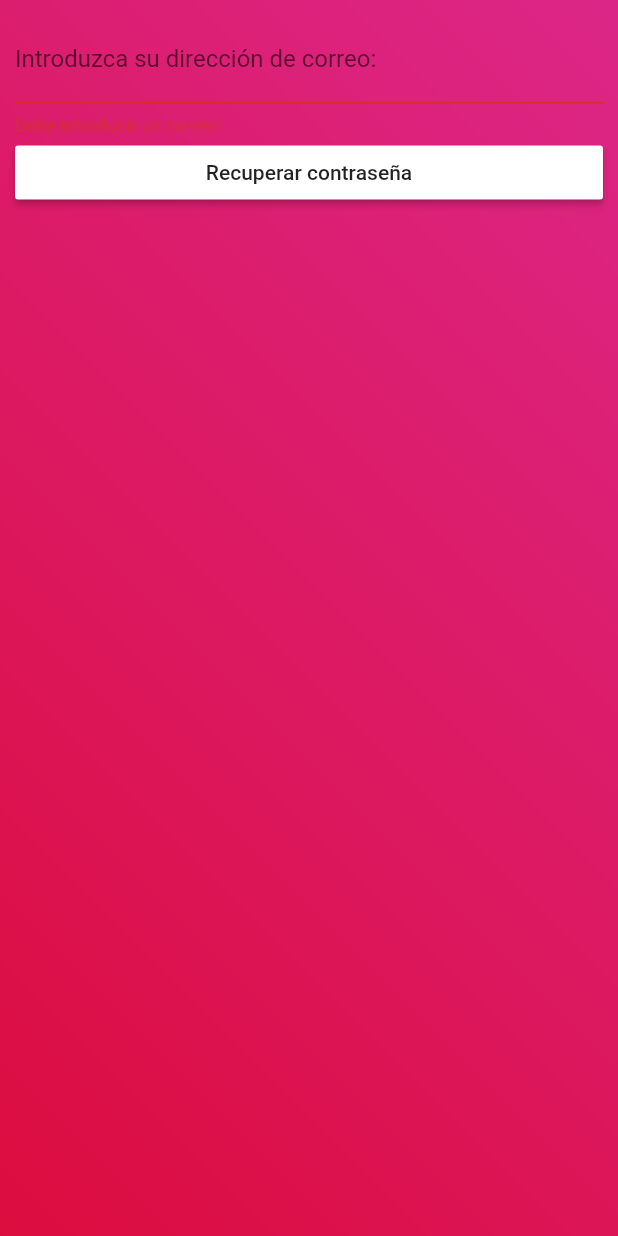
After one commit to ArmandoSmith/GPS, a Flutter app: the ForgotPasswordScreen screen opened directly, after a tap on "Recuperar contraseña", on a phone screen of 412 x 824 dp. The commit adds this screen. Run offline on Flutter 3.47's test engine with Material 2 defaults, Android fonts, the phone set to English and light mode, and no system bars.

Commit message:
ForgotPasswordScreen
Enmaquetado de la pagina de recuperación de contraseñas.

```diff
--- /dev/null
+++ b/expendly/lib/forgotPassword.dart
@@ -0,0 +1,71 @@
+import 'package:flutter/material.dart';
+import 'login.dart';
+
+class ForgotPasswordScreen extends StatefulWidget{
+  @override
+  State createState() => new ForgotPasswordScreenState();
+}//ForgotPasswordScreen
+
+class ForgotPasswordScreenState extends State<ForgotPasswordScreen>{
+
+  final FormKey = new GlobalKey<FormState>();
+
+  String Correo;
+
+  void ValidarRecuperacion() {
+    final Form = FormKey.currentState;
+    if(Form.validate()) {
+      Form.save();
+      print("El formulario es valido.");
+      Navigator.push(
+        context,
+        MaterialPageRoute(builder: (context) => LoginScreen()),
+      );
+    }
+    else{
+      print("El formularo es invalido.");
+    }
+  }
+
+  @override
+  Widget build(BuildContext context) {
+    return new Scaffold(
+      body: new Stack(
+        fit: StackFit.expand,
+        children: <Widget>[
+          new Image.asset(
+            'imagenes/login.png',
+            fit: BoxFit.cover,
+          ),//Image
+          new Center(
+            child: Container(
+              padding: const EdgeInsets.all(10.0),
+              child: Form(
+                key: FormKey,
+                child: Column(
+                  crossAxisAlignment: CrossAxisAlignment.stretch,
+                  children: <Widget>[
+                    new TextFormField(
+                      decoration: new InputDecoration(
+                        labelText: "Introduzca su dirección de correo:",
+                        fillColor: Colors.white,
+                      ),//InputDecoration
+                      keyboardType: TextInputType.emailAddress,
+                      validator: (value) => value.isEmpty ? "Debe introducir un correo!" : null,
+                      onSaved: (value) => Correo = value,
+                    ),//TextFormField
+                    new RaisedButton(
+                      child: Text("Recuperar contraseña"),
+                      color: Colors.white,
+                      onPressed: ValidarRecuperacion,
+                    ),//RaisedButton
+                  ],//Column children
+                ),//Column
+              ),//Form
+            ),//Container
+          ),//Center
+        ],//Stack children
+      ),//Stack
+    );//Sacaffold
+  }//Widget build
+}
--- a/expendly/lib/login.dart
+++ b/expendly/lib/login.dart
@@ -1,6 +1,7 @@
 import 'package:flutter/material.dart';
 import 'menu.dart';
 import 'register.dart';
+import 'forgotPassword.dart';
 
 class LoginScreen extends StatefulWidget{
   @override
@@ -81,12 +82,12 @@ class LoginScreenState extends State<LoginScreen>{
                         child: Column(
                           children: <Widget>[
                             new FlatButton(
-                              onPressed: null,/* () {
+                              onPressed:  () {
                                 Navigator.push(
                                   context,
-                                  MaterialPageRoute(builder: (context) => RegisterScreen()),
+                                  MaterialPageRoute(builder: (context) => ForgotPasswordScreen()),
                                 );//Navigator
-                              },//onPressed */
+                              },//onPressed
                               child: new Text(
                                   "¿Olvido su contraseña?",
                                   style: TextStyle(
--- a/expendly/lib/register.dart
+++ b/expendly/lib/register.dart
@@ -4,7 +4,7 @@ import 'login.dart';
 class RegisterScreen extends StatefulWidget{
   @override
   State createState() => new RegisterScreenState();
-}//LoginScreen
+}//RegisterScreen
 
 class RegisterScreenState extends State<RegisterScreen>{
 
```
